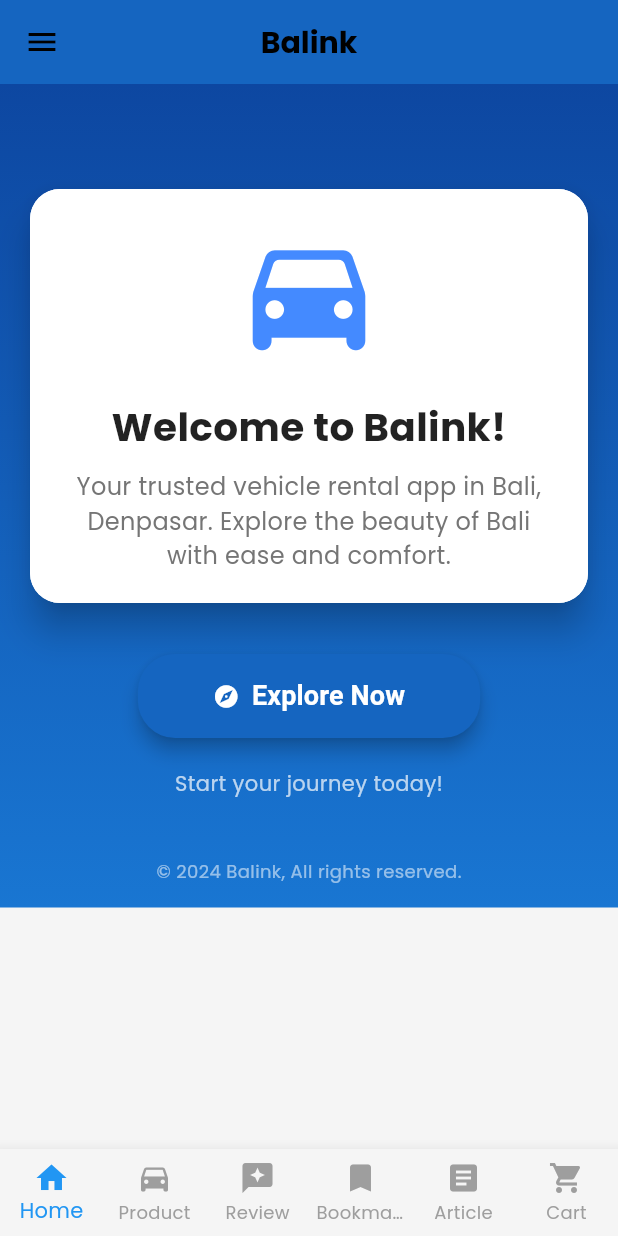
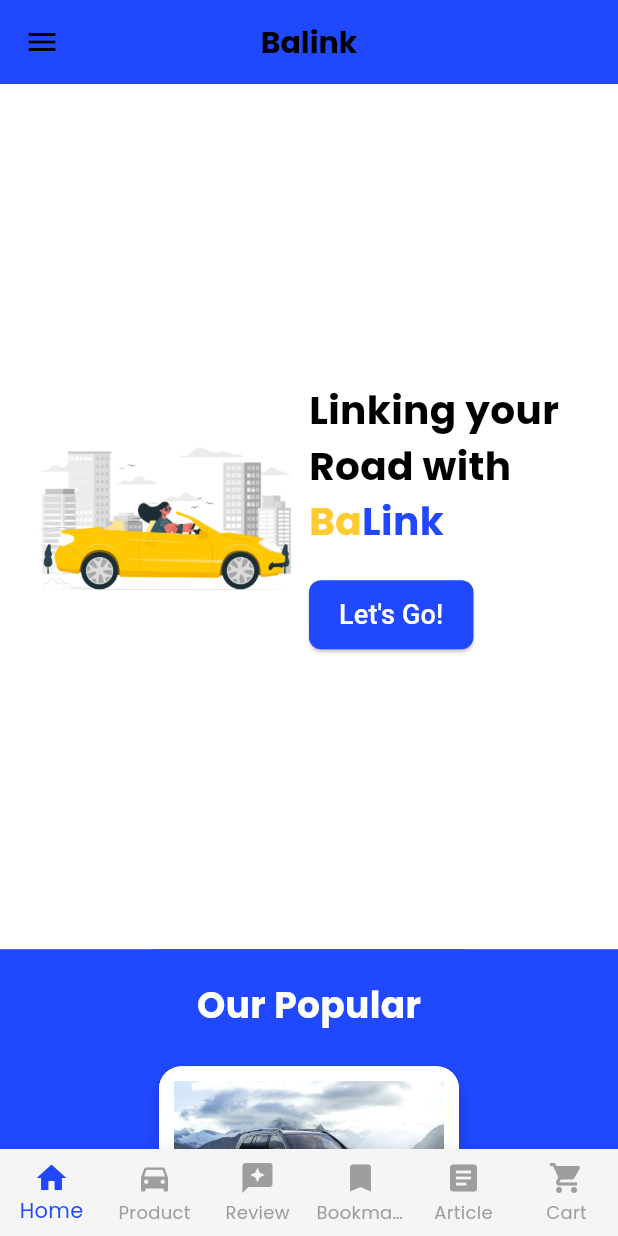
Before and after one commit to B09-PBP/balink-mobile, a Flutter app: the screen it shows after launch, on a phone screen of 412 x 824 dp. Run offline on Flutter 3.47's test engine with Material 3 defaults, Android fonts, the phone set to English and light mode, and no system bars; our stand-ins replace card_swiper, google_fonts; missing offline and left inert: pbp_django_auth.

Commit message:
landing done

```diff
--- a/lib/landing.dart
+++ b/lib/landing.dart
@@ -1,6 +1,6 @@
-import 'package:balink_mobile/main_navbar.dart';
 import 'package:flutter/material.dart';
 import 'left_drawer.dart';
+import 'package:balink_mobile/Product/Screens/product_page_admin.dart';
 
 class MyHomePage extends StatelessWidget {
   const MyHomePage({super.key});
@@ -14,96 +14,172 @@ class MyHomePage extends StatelessWidget {
           style: TextStyle(fontWeight: FontWeight.bold, fontSize: 20),
         ),
         centerTitle: true,
-        backgroundColor: Colors.blue[800],
+        backgroundColor: const Color.fromRGBO(32, 73, 255, 1),
       ),
       body: Container(
-        padding: const EdgeInsets.all(16.0),
         decoration: const BoxDecoration(
           gradient: LinearGradient(
-            colors: [Color(0xFF0D47A1), Color(0xFF1976D2)],
+            colors: [Color.fromRGBO(32, 73, 255, 1), Color.fromRGBO(32, 73, 255, 1)],
             begin: Alignment.topCenter,
             end: Alignment.bottomCenter,
           ),
         ),
         child: SingleChildScrollView(
           child: Column(
+            children: [
+              // Header Section
+              Container(
+                height: MediaQuery.of(context).size.height * 0.7,
+                padding: const EdgeInsets.all(16.0),
+                color: Colors.white,
+                child: Row(
                   mainAxisAlignment: MainAxisAlignment.center,
-            crossAxisAlignment: CrossAxisAlignment.center,
                   children: [
-              const SizedBox(height: 50),
-              Card(
-                elevation: 10,
-                shape: RoundedRectangleBorder(
-                  borderRadius: BorderRadius.circular(20),
+                    // Image Section
+                    Expanded(
+                      child: Image.asset(
+                        'assets/image 6.png',
+                        fit: BoxFit.contain,
                       ),
-                child: Container(
-                  padding: const EdgeInsets.all(20),
-                  decoration: BoxDecoration(
-                    color: Colors.white,
-                    borderRadius: BorderRadius.circular(20),
                     ),
+                    // Text Section
+                    Expanded(
                       child: Column(
+                        mainAxisAlignment: MainAxisAlignment.center,
+                        crossAxisAlignment: CrossAxisAlignment.start,
                         children: [
-                      const Icon(
-                        Icons.directions_car_rounded,
-                        size: 100,
-                        color: Colors.blueAccent,
-                      ),
-                      const SizedBox(height: 20),
                           const Text(
-                        'Welcome to Balink!',
+                            'Linking your Road with',
                             style: TextStyle(
                               fontSize: 26,
                               fontWeight: FontWeight.bold,
-                          color: Colors.black87,
+                              color: Colors.black
                             ),
                           ),
-                      const SizedBox(height: 10),
+                          const Row(
+                            children: [
                               Text(
-                        'Your trusted vehicle rental app in Bali, Denpasar. '
-                            'Explore the beauty of Bali with ease and comfort.',
-                        textAlign: TextAlign.center,
+                                'Ba',
                                 style: TextStyle(
-                          fontSize: 16,
-                          color: Colors.grey[600],
+                                  fontSize: 26,
+                                  fontWeight: FontWeight.bold,
+                                  color: Color.fromRGBO(255, 203, 48, 1),
+                                ),
+                              ),
+                              Text(
+                                'Link',
+                                style: TextStyle(
+                                  fontSize: 26,
+                                  fontWeight: FontWeight.bold,
+                                  color: Color.fromRGBO(32, 73, 255, 1),
+                                ),
+                              ),
+                            ],
+                          ),
+                          const SizedBox(height: 20),
+                          ElevatedButton(
+                            style: ElevatedButton.styleFrom(
+                              backgroundColor: const Color.fromRGBO(32, 73, 255, 1),
+                              padding: const EdgeInsets.symmetric(
+                                vertical: 10,
+                                horizontal: 20,
+                              ),
+                              shape: RoundedRectangleBorder(
+                                borderRadius: BorderRadius.circular(8.0),
+                              ),
+                            ),
+                            onPressed: () {
+                             Navigator.pushReplacement(
+                              context,
+                              MaterialPageRoute(builder: (context) => const ProductPageAdmin()));
+                            },
+                            child: const Text(
+                              "Let's Go!",
+                              style: TextStyle(
+                                fontSize: 18,
+                                color: Colors.white,
+                              ),
                             ),
                           ),
                         ],
                       ),
                     ),
+                  ],
                 ),
-              const SizedBox(height: 30),
-              ElevatedButton.icon(
-                onPressed: () {
-                  // Action: Navigate to the product page or onboarding
-                },
-                icon: const Icon(Icons.explore),
-                label: const Text(
-                  'Explore Now',
-                  style: TextStyle(fontSize: 18, fontWeight: FontWeight.bold),
               ),
-                style: ElevatedButton.styleFrom(
-                  backgroundColor: Colors.blue[800],
-                  foregroundColor: Colors.white,
-                  padding: const EdgeInsets.symmetric(
-                    horizontal: 50,
-                    vertical: 15,
-                  ),
-                  shape: RoundedRectangleBorder(
-                    borderRadius: BorderRadius.circular(25),
-                  ),
-                  elevation: 5,
+              // Popular Section
+              Container(
+                padding: const EdgeInsets.symmetric(vertical: 20.0),
+                color: Color.fromRGBO(32, 73, 255, 1),
+                child: Column(
+                  children: [
+                    const Text(
+                      'Our Popular',
+                      style: TextStyle(
+                        fontSize: 24,
+                        fontWeight: FontWeight.bold,
+                        color: Colors.white,
                       ),
                     ),
                     const SizedBox(height: 20),
-              Text(
-                'Start your journey today!',
-                style: TextStyle(fontSize: 14, color: Colors.white70),
+                    Wrap(
+                      spacing: 20,
+                      runSpacing: 20,
+                      alignment: WrapAlignment.center,
+                      children: [
+                        _buildPopularCard(
+                          imagePath: 'assets/mercedes-benz-gls-class.png',
+                          title: 'Mercedes-Benz GLS',
+                          price: 'Rp1.000.000/day',
                         ),
-              const SizedBox(height: 40),
+                        _buildPopularCard(
+                          imagePath: 'assets/motor-keren.jpg',
+                          title: 'Royal Enfield Thunderbird 350X',
+                          price: 'Rp500.000/day',
+                        ),
+                        _buildPopularCard(
+                          imagePath: 'assets/BMW-7-Series.png',
+                          title: 'BMW 7 Series 730Ld',
+                          price: 'Rp1.000.000/day',
+                        ),
+                      ],
+                    ),
+                  ],
+                ),
+              ),
+              // Services Section
+              Container(
+                padding: const EdgeInsets.all(20.0),
+                color: Colors.white,
+                child: Column(
+                  crossAxisAlignment: CrossAxisAlignment.center,
+                  children: [
                     const Text(
-                '© 2024 Balink, All rights reserved.',
-                style: TextStyle(fontSize: 12, color: Colors.white54),
+                      'Our Services',
+                      style: TextStyle(
+                        fontSize: 24,
+                        fontWeight: FontWeight.bold,
+                        color:Color.fromRGBO(255, 203, 48, 1),
+                      ),
+                    ),
+                    const SizedBox(height: 10),
+                    _buildServiceItem(
+                      title: 'Pick-Up and Drop-Off Service',
+                      description:
+                          'BaLink ensures that customers have the convenience of being picked up and dropped off at their preferred locations.',
+                    ),
+                    _buildServiceItem(
+                      title: 'Daily and Weekly Car Rentals',
+                      description:
+                          'Customers can choose from a variety of vehicles available for rental on both daily and weekly bases.',
+                    ),
+                    _buildServiceItem(
+                      title: '24/7 Customer Support',
+                      description:
+                          'BaLink provides round-the-clock customer support, ensuring that any issues or inquiries are addressed promptly.',
+                    ),
+                  ],
+                ),
               ),
             ],
           ),
@@ -112,4 +188,68 @@ class MyHomePage extends StatelessWidget {
       drawer: const LeftDrawer(),
     );
   }
+
+  Widget _buildPopularCard({
+    required String imagePath,
+    required String title,
+    required String price,
+  }) {
+    return Card(
+      elevation: 5,
+      shape: RoundedRectangleBorder(
+        borderRadius: BorderRadius.circular(15),
+      ),
+      child: Container(
+        width: 200,
+        padding: const EdgeInsets.all(10),
+        decoration: BoxDecoration(
+          color: Colors.white,
+          borderRadius: BorderRadius.circular(15),
+        ),
+        child: Column(
+          children: [
+            Image.asset(imagePath, fit: BoxFit.cover, height: 120),
+            const SizedBox(height: 10),
+            Text(
+              title,
+              style: const TextStyle(
+                fontSize: 16,
+                fontWeight: FontWeight.bold,
+                color: Colors.black,
+              ),
+              textAlign: TextAlign.center,
+            ),
+            Text(
+              price,
+              style: const TextStyle(
+                fontSize: 14,
+                fontWeight: FontWeight.bold,
+                color:Color.fromRGBO(32, 73, 255, 1),
+              ),
+            ),
+          ],
+        ),
+      ),
+    );
   }
+
+  Widget _buildServiceItem({required String title, required String description}) {
+    return Padding(
+      padding: const EdgeInsets.only(bottom: 20.0),
+      child: Column(
+        crossAxisAlignment: CrossAxisAlignment.start,
+        children: [
+          Text(
+            title,
+            style: const TextStyle(fontSize: 18, color: Color.fromRGBO(32, 73, 255, 1)),
+          ),
+          const SizedBox(height: 5),
+          Text(
+            description,
+            style: const TextStyle(fontSize: 14, color: Colors.black),
+          ),
+        ],
+      ),
+    );
+  }
+}
--- a/lib/left_drawer.dart
+++ b/lib/left_drawer.dart
@@ -22,14 +22,14 @@ class LeftDrawer extends StatelessWidget {
               ),
               accountName: Text(
                 request.loggedIn ? 'Logged In User' : 'Guest',
-                style: TextStyle(
+                style: const TextStyle(
                   color: Colors.white,
                   fontWeight: FontWeight.bold,
                 ),
               ),
               accountEmail: Text(
                 request.loggedIn ? 'user@example.com' : 'Not Logged In',
-                style: TextStyle(
+                style: const TextStyle(
                   color: Colors.white70,
                 ),
               ),
@@ -85,10 +85,10 @@ class LeftDrawer extends StatelessWidget {
         required String title,
         required VoidCallback onTap}) {
     return ListTile(
-      leading: Icon(icon, color: Colors.blue[700]),
+      leading: Icon(icon, color: const Color.fromRGBO(32, 73, 255, 1)),
       title: Text(
         title,
-        style: TextStyle(color: Colors.blue[700]),
+        style: const TextStyle(color:  Color.fromRGBO(32, 73, 255, 1)),
       ),
       onTap: onTap,
     );
--- a/lib/theme.dart
+++ b/lib/theme.dart
@@ -4,8 +4,8 @@ import 'package:google_fonts/google_fonts.dart';
 final ThemeData djangoTheme = ThemeData(
   // Updated primary and secondary colors using colorScheme
   colorScheme: ColorScheme.fromSwatch(
-    primarySwatch: Colors.blue,
   ).copyWith(
+    primary: const Color.fromRGBO(32, 73, 255, 1),
     secondary: Colors.yellow.shade500, // Replacing accentColor with secondary
     surface: Colors.grey.shade100, // Replacing background with surface (updated for newer Flutter versions)
   ),
```
Also changed, not shown: pubspec.yaml (+5 -3 lines), assets/BMW-7-Series.png (added), assets/image 6.png (added), assets/mercedes-benz-gls-class.png (added), assets/motor-keren.jpg (added), 1 other file. Lines whose indentation alone changed are shown as unchanged.
